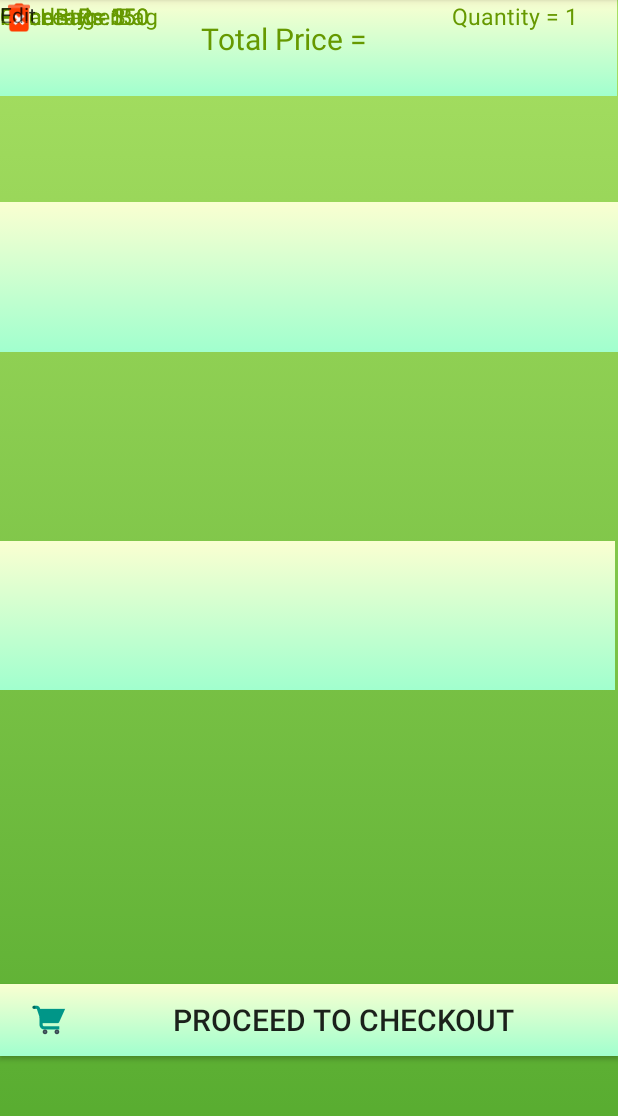
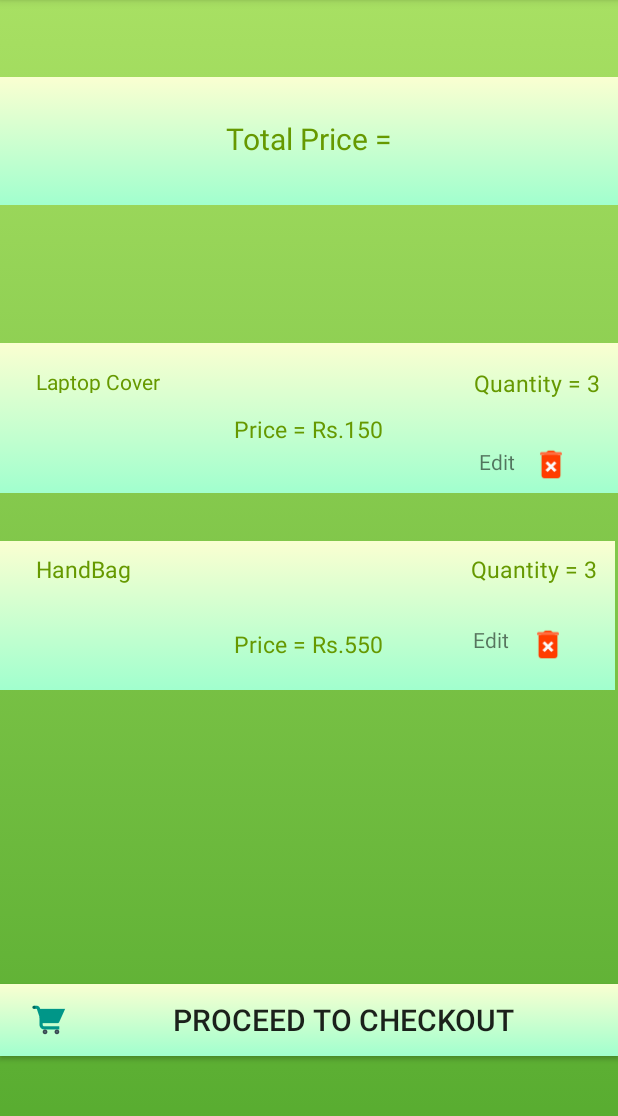
Before and after one commit to geo1997/Eco-Bounds-MAD, an Android app: the screen it shows after launch (shoppingCart), on a phone screen of 412 x 824 dp, the part 84-1200 px from its top. Run offline under Robolectric (Android 15) with nearby library versions, the light colour scheme and no system bars.

Commit message:
Completed Shopping cart

```diff
--- a/app/build.gradle
+++ b/app/build.gradle
@@ -22,6 +22,7 @@ android {
 dependencies {
     implementation fileTree(dir: 'libs', include: ['*.jar'])
     implementation 'com.android.support:appcompat-v7:28.0.0'
+    implementation 'com.android.support:design:28.0.0'
     implementation 'com.android.support.constraint:constraint-layout:1.1.3'
     implementation 'com.android.support:recyclerview-v7:28.0.0'
     implementation 'com.android.support:support-v4:28.0.0'
--- a/app/src/main/AndroidManifest.xml
+++ b/app/src/main/AndroidManifest.xml
@@ -9,10 +9,7 @@
         android:roundIcon="@mipmap/ic_launcher_round"
         android:supportsRtl="true"
         android:theme="@style/AppTheme">
-        <activity
-            android:name=".homePage"
-            android:label="@string/title_activity_home_page"
-            android:theme="@style/AppTheme.NoActionBar"></activity>
+        <activity android:name=".homePage"></activity>
         <activity
             android:name=".signup"
             android:label="@string/app_signup" />
--- a/app/src/main/res/layout/activity_shoppingcart.xml
+++ b/app/src/main/res/layout/activity_shoppingcart.xml
@@ -7,15 +7,20 @@
     android:background="@drawable/gradient_background"
     tools:context=".shoppingCart">
 
-    <RelativeLayout
-        android:id="@+id/relative11"
-        android:layout_width="411dp"
-        android:layout_height="64dp"
-        android:layout_alignParentTop="true"
+
+    <View
+        android:id="@+id/view"
+        android:layout_width="412dp"
+        android:layout_height="85dp"
+        android:layout_marginTop="8dp"
+        android:layout_marginBottom="92dp"
         android:background="@drawable/gradient_view"
-        tools:layout_editor_absoluteX="-2dp"
-        tools:layout_editor_absoluteY="2dp">
-
+        app:layout_constraintBottom_toTopOf="@+id/view6"
+        app:layout_constraintEnd_toEndOf="parent"
+        app:layout_constraintHorizontal_bias="1.0"
+        app:layout_constraintStart_toStartOf="parent"
+        app:layout_constraintTop_toTopOf="parent"
+        app:layout_constraintVertical_bias="1.0"></View>
 
     <TextView
         android:id="@+id/totprice"
@@ -25,16 +30,18 @@
         android:layout_alignParentTop="true"
         android:layout_alignParentEnd="true"
         android:layout_alignParentBottom="true"
-            android:layout_marginStart="65dp"
-            android:layout_marginTop="12dp"
-            android:layout_marginEnd="99dp"
-            android:layout_marginBottom="18dp"
+        android:layout_marginEnd="8dp"
+        android:layout_marginBottom="124dp"
         android:text="@string/totPrice_tv"
         android:textAlignment="center"
         android:textColor="@android:color/holo_green_dark"
-            android:textSize="20dp" />
+        android:textSize="20dp"
+        app:layout_constraintBottom_toTopOf="@+id/view6"
+        app:layout_constraintEnd_toEndOf="@+id/view"
+        app:layout_constraintHorizontal_bias="0.522"
+        app:layout_constraintStart_toStartOf="@+id/view" />
 
-    </RelativeLayout>
+
 
     <!--<android.support.v7.widget.RecyclerView-->
     <!--android:id="@+id/cart_list"-->
@@ -73,25 +80,30 @@
 
 
     <TextView
-        android:id="@+id/textView2"
+        android:id="@+id/textView5"
         android:layout_width="wrap_content"
         android:layout_height="wrap_content"
+        android:layout_marginStart="24dp"
         android:text="HandBag"
         android:textColor="@android:color/holo_green_dark"
         android:textSize="15dp"
-        tools:layout_editor_absoluteX="19dp"
-        tools:layout_editor_absoluteY="318dp" />
+        app:layout_constraintBottom_toBottomOf="@+id/view3"
+        app:layout_constraintStart_toStartOf="@+id/view3"
+        app:layout_constraintTop_toTopOf="@+id/view3"
+        app:layout_constraintVertical_bias="0.101" />
+
 
     <TextView
-        android:id="@+id/textView3"
+        android:id="@+id/textView6"
         android:layout_width="wrap_content"
         android:layout_height="wrap_content"
+        android:layout_marginTop="8dp"
+        android:layout_marginEnd="12dp"
         android:text="Quantity = 3"
         android:textColor="@android:color/holo_green_dark"
         android:textSize="15dp"
-        tools:layout_editor_absoluteX="289dp"
-        tools:layout_editor_absoluteY="318dp" />
-
+        app:layout_constraintEnd_toEndOf="@+id/view3"
+        app:layout_constraintTop_toTopOf="@+id/view3" />
 
     <View
         android:id="@+id/view6"
@@ -101,93 +113,110 @@
 
 
         android:layout_marginTop="64dp"
-        android:layout_marginBottom="8dp"
+        android:layout_marginBottom="32dp"
         android:background="@drawable/gradient_view"
         app:layout_constraintBottom_toTopOf="@+id/view3"
         app:layout_constraintEnd_toEndOf="parent"
         app:layout_constraintHorizontal_bias="1.0"
         app:layout_constraintStart_toStartOf="parent"
-        app:layout_constraintTop_toBottomOf="@+id/relative11"
-        app:layout_constraintVertical_bias="0.055" />
+
+        app:layout_constraintVertical_bias="0.0" />
+
+    <TextView
+        android:id="@+id/textView3"
+        android:layout_width="wrap_content"
+        android:layout_height="0dp"
+        android:layout_marginTop="16dp"
+        android:layout_marginEnd="12dp"
+        android:text="Quantity = 3"
+        android:textColor="@android:color/holo_green_dark"
+        android:textSize="15dp"
+        app:layout_constraintEnd_toEndOf="@+id/view6"
+        app:layout_constraintTop_toTopOf="@+id/view6" />
 
 
     <TextView
-        android:id="@+id/textView5"
-        android:layout_width="wrap_content"
-        android:layout_height="wrap_content"
-        android:layout_marginEnd="196dp"
-        android:text="LeatherBag"
-        android:textColor="@android:color/holo_green_dark"
-        android:textSize="15dp"
-        app:layout_constraintEnd_toStartOf="@+id/textView6"
-        app:layout_constraintHorizontal_bias="0.5"
-        app:layout_constraintStart_toEndOf="@+id/view6"
-        tools:layout_editor_absoluteY="147dp" />
+        android:id="@+id/textView8"
+        android:layout_width="88dp"
+        android:layout_height="17dp"
+        android:layout_marginStart="24dp"
+        android:layout_marginTop="16dp"
+        android:text="Laptop Cover"
+        app:layout_constraintStart_toStartOf="@+id/view6"
+        app:layout_constraintTop_toTopOf="@+id/view6"
+        android:textColor="@android:color/holo_green_dark"/>
 
-    <TextView
-        android:id="@+id/textView6"
-        android:layout_width="wrap_content"
-        android:layout_height="wrap_content"
-        android:text="Quantity = 1"
-        android:textColor="@android:color/holo_green_dark"
-        android:textSize="15dp"
-        app:layout_constraintEnd_toStartOf="@+id/view6"
-        app:layout_constraintHorizontal_bias="0.5"
-        app:layout_constraintStart_toEndOf="@+id/textView5"
-        tools:layout_editor_absoluteY="147dp" />
+
+
 
     <TextView
         android:id="@+id/textView7"
         android:layout_width="wrap_content"
         android:layout_height="0dp"
+        android:layout_marginStart="156dp"
+        android:layout_marginBottom="32dp"
         android:text="Price = Rs.150"
         android:textColor="@android:color/holo_green_dark"
         android:textSize="15dp"
-        tools:layout_editor_absoluteX="141dp"
-        tools:layout_editor_absoluteY="195dp" />
+        app:layout_constraintBottom_toBottomOf="@+id/view6"
+        app:layout_constraintStart_toStartOf="@+id/view6" />
 
     <TextView
         android:id="@+id/textView"
         android:layout_width="wrap_content"
         android:layout_height="wrap_content"
+        android:layout_marginStart="156dp"
         android:text="Price = Rs.550"
         android:textColor="@android:color/holo_green_dark"
         android:textSize="15dp"
-        tools:layout_editor_absoluteX="141dp"
-        tools:layout_editor_absoluteY="360dp" />
+        app:layout_constraintBottom_toBottomOf="@+id/view3"
+        app:layout_constraintStart_toStartOf="@+id/view3"
+        app:layout_constraintTop_toTopOf="@+id/view3"
+        app:layout_constraintVertical_bias="0.746" />
 
     <ImageView
         android:id="@+id/imageView1"
         android:layout_width="0dp"
         android:layout_height="23dp"
-        app:srcCompat="@mipmap/icons8_delete_forever_38px"
-        tools:layout_editor_absoluteX="352dp"
-        tools:layout_editor_absoluteY="195dp" />
+        android:layout_marginTop="32dp"
+        android:layout_marginEnd="32dp"
+        app:layout_constraintEnd_toEndOf="@+id/view6"
+        app:layout_constraintTop_toBottomOf="@+id/textView3"
+        app:srcCompat="@mipmap/icons8_delete_forever_38px" />
 
 
     <ImageView
         android:id="@+id/imageView"
         android:layout_width="0dp"
         android:layout_height="23dp"
-        app:srcCompat="@mipmap/icons8_delete_forever_38px"
-        tools:layout_editor_absoluteX="352dp"
-        tools:layout_editor_absoluteY="360dp" />
+        android:layout_marginTop="28dp"
+        android:layout_marginEnd="32dp"
+        app:layout_constraintEnd_toEndOf="@+id/view3"
+        app:layout_constraintTop_toBottomOf="@+id/textView6"
+        app:srcCompat="@mipmap/icons8_delete_forever_38px" />
 
     <TextView
         android:id="@+id/textView10"
-        android:layout_width="28dp"
-        android:layout_height="35dp"
+        android:layout_width="25dp"
+        android:layout_height="30dp"
+        android:layout_marginStart="64dp"
+        android:layout_marginTop="32dp"
         android:text="Edit"
-        tools:layout_editor_absoluteX="305dp"
-        tools:layout_editor_absoluteY="191dp" />
+        app:layout_constraintStart_toEndOf="@+id/textView7"
+        app:layout_constraintTop_toBottomOf="@+id/textView3" />
 
     <TextView
         android:id="@+id/textView4"
-        android:layout_width="wrap_content"
-        android:layout_height="14dp"
+        android:layout_width="28dp"
+        android:layout_height="19dp"
+        android:layout_marginStart="60dp"
+        android:layout_marginTop="8dp"
+        android:layout_marginBottom="24dp"
         android:text="Edit"
-        tools:layout_editor_absoluteX="319dp"
-        tools:layout_editor_absoluteY="364dp" />
+        app:layout_constraintBottom_toBottomOf="@+id/view3"
+        app:layout_constraintStart_toEndOf="@+id/textView"
+        app:layout_constraintTop_toBottomOf="@+id/textView6"
+        app:layout_constraintVertical_bias="1.0" />
 
 
 </android.support.constraint.ConstraintLayout>
--- a/app/src/main/res/layout/activity_signup.xml
+++ b/app/src/main/res/layout/activity_signup.xml
@@ -5,21 +5,8 @@
     android:layout_width="match_parent"
     android:layout_height="match_parent"
     tools:context=".signup"
+    android:background="@drawable/gradient_background"
    >
-
-    <RelativeLayout
-        android:layout_width="match_parent"
-        android:layout_height="match_parent"
-        android:background="@drawable/gradient_background">
-
-        <ImageView
-            android:id="@+id/signup_applogo"
-            android:layout_width="300dp"
-            android:layout_height="100dp"
-            android:layout_centerHorizontal="true"
-            android:layout_marginTop="100dp"/>
-    </RelativeLayout>
-
 
 
 
```
Lines whose indentation alone changed are shown as unchanged.
